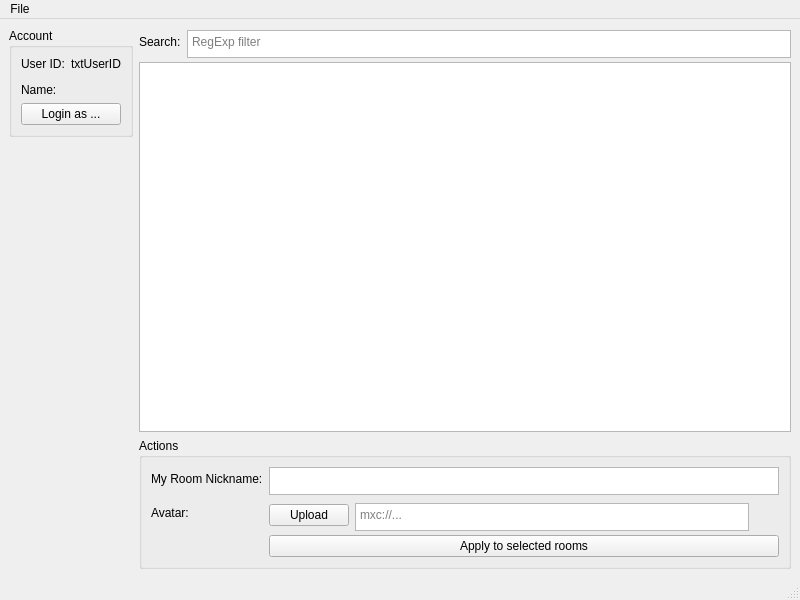
Above: ui/mainwindow.ui from SharkyRawr/matrix-changemyname before the change. Below: the same form after it.
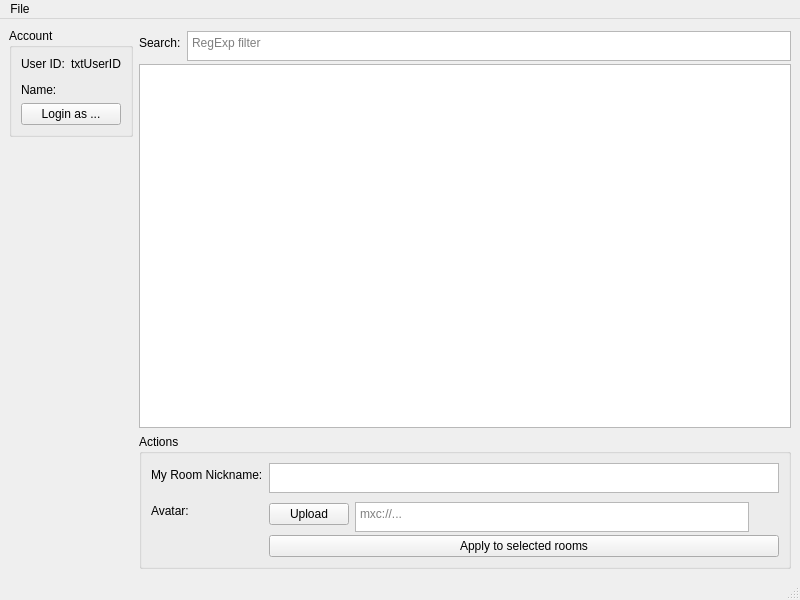
That is the form after the change.

Commit message: playing around with layout min-sizes, trying to find a good value

```diff
--- a/ui/mainwindow.ui
+++ b/ui/mainwindow.ui
@@ -112,7 +112,7 @@
           <property name="minimumSize">
            <size>
             <width>0</width>
-            <height>28</height>
+            <height>30</height>
            </size>
           </property>
           <property name="maximumSize">
@@ -159,7 +159,7 @@
            <property name="minimumSize">
             <size>
              <width>0</width>
-             <height>28</height>
+             <height>30</height>
             </size>
            </property>
            <property name="maximumSize">
@@ -197,7 +197,7 @@
              <property name="minimumSize">
               <size>
                <width>0</width>
-               <height>28</height>
+               <height>30</height>
               </size>
              </property>
              <property name="maximumSize">
```
The commit also changes 1 other file.
